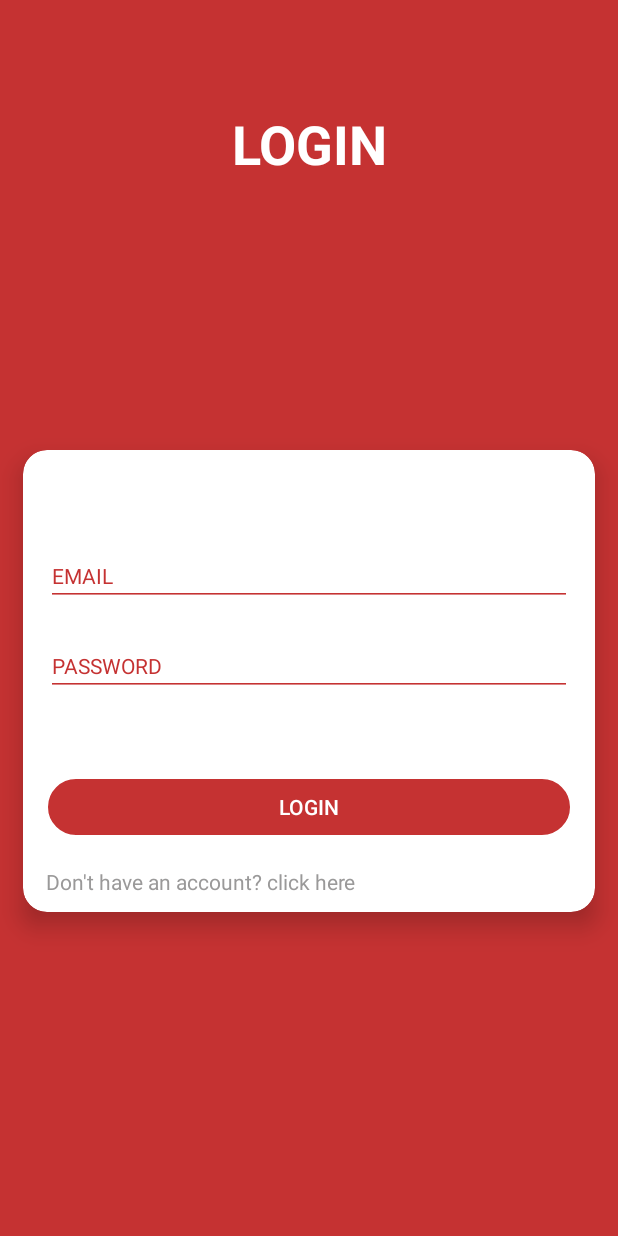
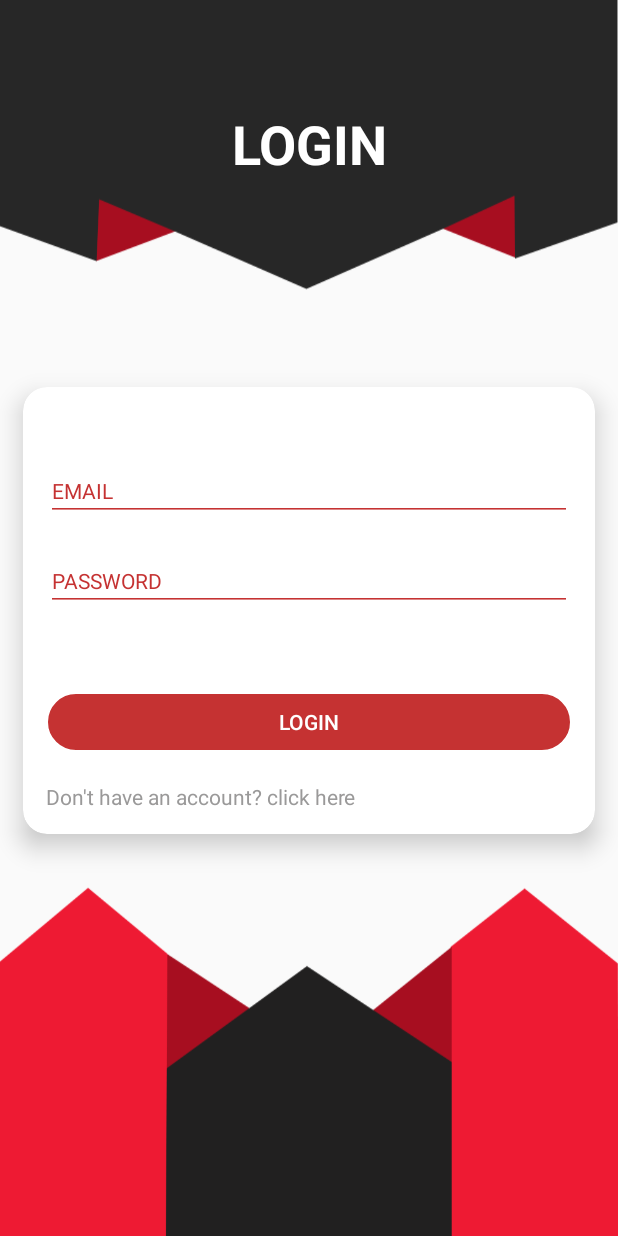
Before and after one commit to Lookman98/BloodDonationApp, an Android app: the screen it shows after launch (LoginActivity), on a phone screen of 412 x 824 dp. Run offline under Robolectric (Android 15) with nearby library versions, the phone set to English and light mode, and no system bars.

Commit message:
update login and register background

```diff
--- a/app/src/main/res/layout-v21/activity_login.xml
+++ b/app/src/main/res/layout-v21/activity_login.xml
@@ -5,7 +5,7 @@
     android:layout_height="match_parent"
     xmlns:app="http://schemas.android.com/apk/res-auto"
     tools:context="LoginActivity"
-    android:background="@color/red"
+    android:background="@drawable/background"
     android:fitsSystemWindows="true"
     android:focusableInTouchMode="true">
 
@@ -13,6 +13,7 @@
         android:layout_width="match_parent"
         android:layout_height="120dp"
         android:layout_gravity="center_horizontal"
+
         >
 
         <TextView
@@ -34,7 +35,6 @@
         android:focusableInTouchMode="false"
         android:layout_marginLeft="15dp"
         android:layout_marginRight="15dp"
-        android:layout_marginTop="100dp"
         app:cardCornerRadius="16dp"
         app:cardElevation="10dp"
         >
@@ -43,7 +43,6 @@
             android:layout_width="match_parent"
             android:layout_height="wrap_content"
             android:layout_gravity="center"
-            android:layout_marginTop="10dp"
             android:focusableInTouchMode="false"
             android:orientation="vertical"
             android:padding="15dp"
--- a/app/src/main/res/layout-v21/activity_register.xml
+++ b/app/src/main/res/layout-v21/activity_register.xml
@@ -5,7 +5,7 @@
     android:layout_width="match_parent"
     android:layout_height="match_parent"
     tools:context=".RegisterActivity"
-    android:background="@color/red"
+    android:background="@drawable/background"
     android:fitsSystemWindows="true"
     android:focusableInTouchMode="true">
 
```
Also changed, not shown: app/src/main/res/drawable/appbackground.png (added), app/src/main/res/drawable/background.png (added).
